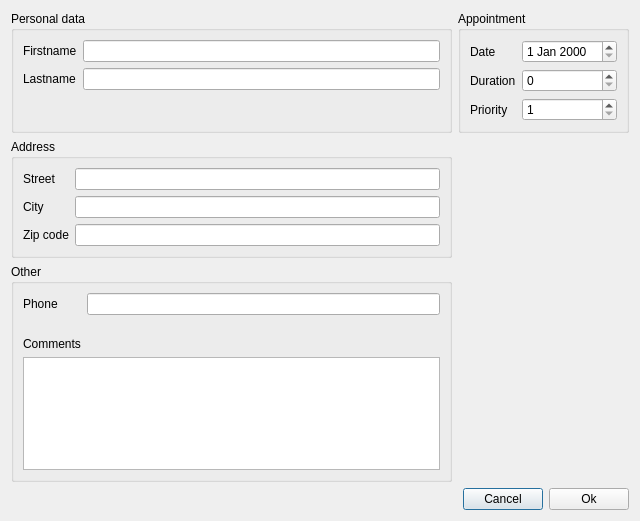
First picture: the form in addclientwindow.ui, repository mariedegen/QtProject, before the edit.
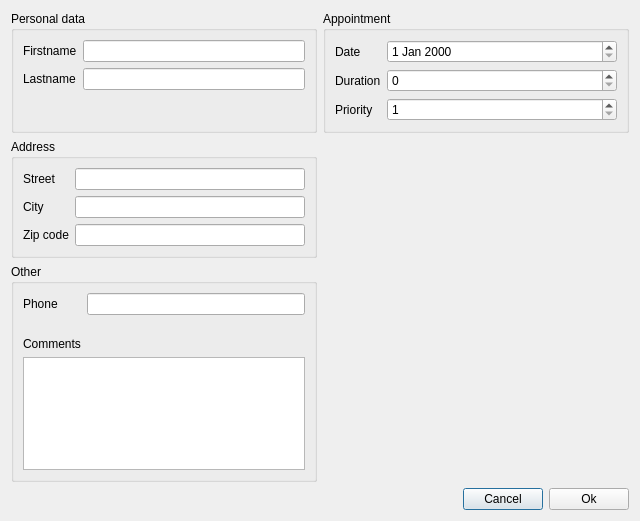
Second picture: the form after the edit. Icons and pictures are not drawn.

Commit message: change block label

Diff of the .ui file:
```diff
--- a/addclientwindow.ui
+++ b/addclientwindow.ui
@@ -216,6 +216,19 @@
      </item>
     </layout>
    </item>
+   <item row="1" column="2">
+    <spacer name="horizontalSpacer_3">
+     <property name="orientation">
+      <enum>Qt::Horizontal</enum>
+     </property>
+     <property name="sizeHint" stdset="0">
+      <size>
+       <width>40</width>
+       <height>20</height>
+      </size>
+     </property>
+    </spacer>
+   </item>
   </layout>
  </widget>
  <resources>
```
The commit also changes 3 other files.
